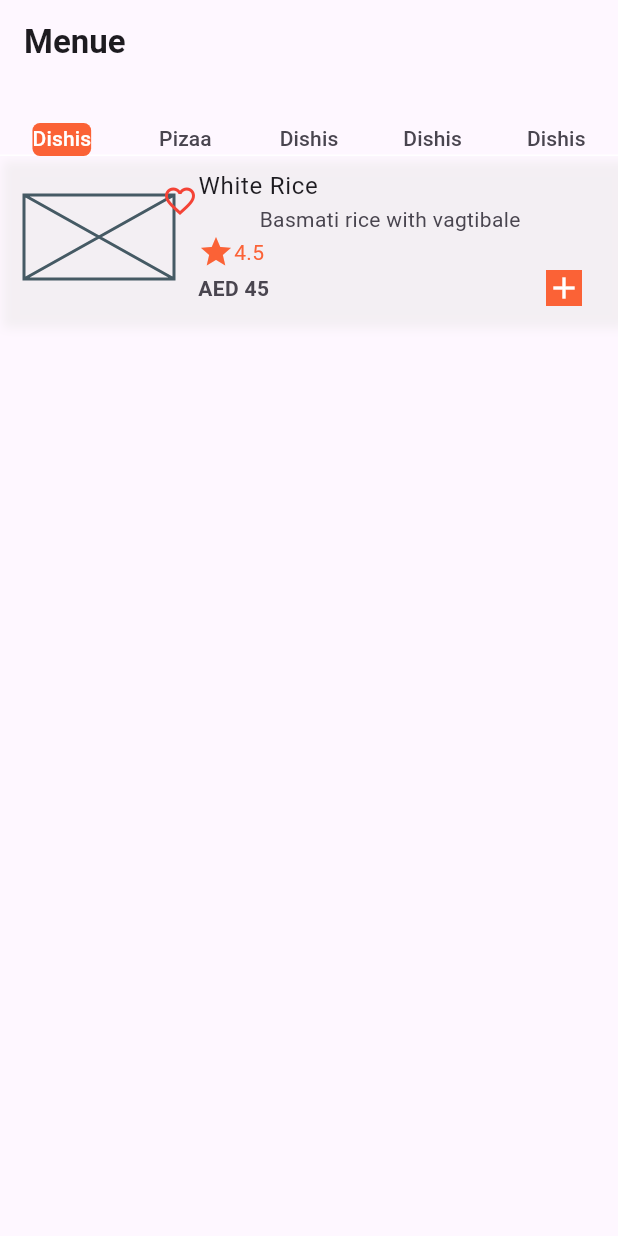
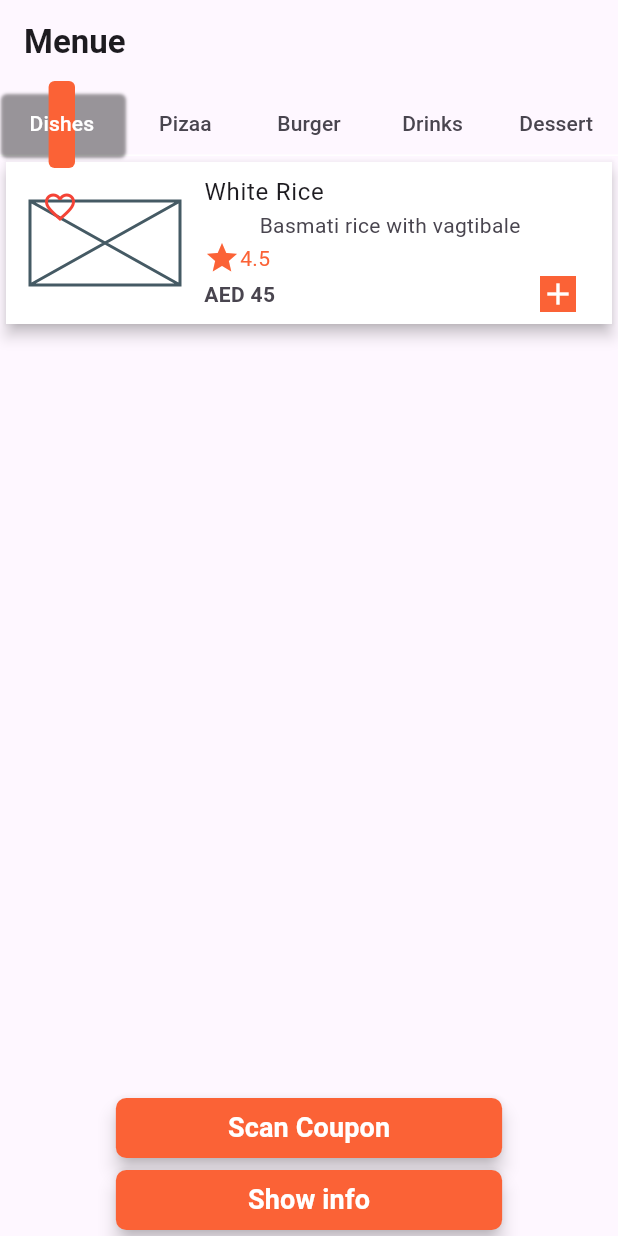
Before and after one commit to Flutter-gg-1/Restaurant-Menu-app, a Flutter app: the screen it shows after launch, on a phone screen of 412 x 824 dp. Run offline on Flutter 3.47's test engine with Material 3 defaults, Android fonts, the phone set to English and light mode, and no system bars.

Commit message:
desing elevated buttom and fix Card and Tab bar

```diff
--- a/lib/src/home_page.dart
+++ b/lib/src/home_page.dart
@@ -12,11 +12,11 @@ class _HomePageState extends State<HomePage> {
   @override
   Widget build(BuildContext context) {
     List<Widget> myTabs = [
-      const Text("Dishis"),
+      const SizedBox(height: 40, child: Center(child: Text("Dishes"))),
       const Text("Pizaa"),
-      const Text("Dishis"),
-      const Text("Dishis"),
-      const Text("Dishis"),
+      const Text("Burger"),
+      const Text("Drinks"),
+      const Text("Dessert"),
     ];
     return DefaultTabController(
       length: myTabs.length,
@@ -25,19 +25,28 @@ class _HomePageState extends State<HomePage> {
           title: const Text(
               style: TextStyle(fontWeight: FontWeight.bold), "Menue"),
           bottom: TabBar(
+            indicatorSize: TabBarIndicatorSize.tab,
             dividerColor: Colors.white,
             labelColor: Colors.white,
             indicator: BoxDecoration(
-                color: orange, borderRadius: BorderRadius.circular(5)),
+                border: Border.all(width: 100),
+                boxShadow: const [
+                  BoxShadow(
+                      offset: Offset(1, 1),
+                      color: Color.fromARGB(102, 0, 0, 0),
+                      blurRadius: 1),
+                ],
+                color: orange,
+                borderRadius: BorderRadius.circular(4)),
             indicatorColor: orange,
             tabs: myTabs,
           ),
         ),
-        body: const SafeArea(
+        body: SafeArea(
           child: Column(
             mainAxisAlignment: MainAxisAlignment.spaceAround,
             children: [
-              Flexible(
+              const Flexible(
                 child: TabBarView(
                   children: [
                     Dshis(),
@@ -46,6 +55,42 @@ class _HomePageState extends State<HomePage> {
                     Dshis(),
                     Dshis(),
                   ],
+                ),
+              ),
+              SizedBox(
+                width: MediaQuery.of(context).size.width / 1.6,
+                child: FilledButton(
+                  style: ButtonStyle(
+                    shape: WidgetStateProperty.all(const RoundedRectangleBorder(
+                        borderRadius: BorderRadius.all(Radius.circular(7)))),
+                    elevation: WidgetStateProperty.all(5),
+                    backgroundColor: WidgetStateProperty.all(orange),
+                  ),
+                  onPressed: () {},
+                  child: const Text(
+                      style: TextStyle(
+                          fontWeight: FontWeight.bold,
+                          fontSize: 18,
+                          color: Colors.white),
+                      "Scan Coupon"),
+                ),
+              ),
+              SizedBox(
+                width: MediaQuery.of(context).size.width / 1.6,
+                child: FilledButton(
+                  style: ButtonStyle(
+                    shape: WidgetStateProperty.all(const RoundedRectangleBorder(
+                        borderRadius: BorderRadius.all(Radius.circular(7)))),
+                    elevation: WidgetStateProperty.all(5),
+                    backgroundColor: WidgetStateProperty.all(orange),
+                  ),
+                  onPressed: () {},
+                  child: const Text(
+                      style: TextStyle(
+                          fontWeight: FontWeight.bold,
+                          fontSize: 18,
+                          color: Colors.white),
+                      "Show info"),
                 ),
               ),
             ],
@@ -65,23 +110,17 @@ class Dshis extends StatelessWidget {
   Widget build(BuildContext context) {
     return ListView(
       children: [
-        Container(
-          decoration: BoxDecoration(
-            boxShadow: [
-              BoxShadow(
-                color:
-                    const Color.fromARGB(255, 233, 231, 231).withOpacity(0.5),
-                spreadRadius: 2,
-                blurRadius: 5,
-                offset: const Offset(4, 5), // changes position of shadow
-              ),
-            ],
-          ),
+        Card(
+          elevation: 4,
+          color: Colors.white,
+          shape:
+              RoundedRectangleBorder(borderRadius: BorderRadius.circular(0.0)),
           child: ListTile(
             leading: const SizedBox(
               height: 100,
               width: 100,
               child: Badge(
+                  alignment: Alignment.topLeft,
                   backgroundColor: Color.fromARGB(0, 244, 67, 54),
                   label: Icon(color: Colors.red, Icons.favorite_border),
                   child: Placeholder()),
@@ -127,11 +166,16 @@ class Pizaa extends StatelessWidget {
     return ListView(
       children: [
         Card(
+          elevation: 4,
+          color: Colors.white,
+          shape:
+              RoundedRectangleBorder(borderRadius: BorderRadius.circular(0.0)),
           child: ListTile(
             leading: const SizedBox(
               height: 100,
               width: 100,
               child: Badge(
+                  alignment: Alignment.topLeft,
                   backgroundColor: Color.fromARGB(0, 244, 67, 54),
                   label: Icon(color: Colors.red, Icons.favorite_border),
                   child: Placeholder()),
```
